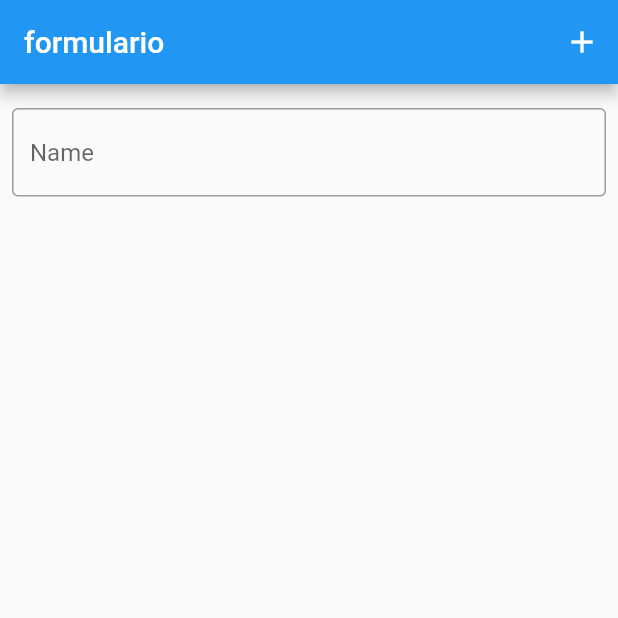
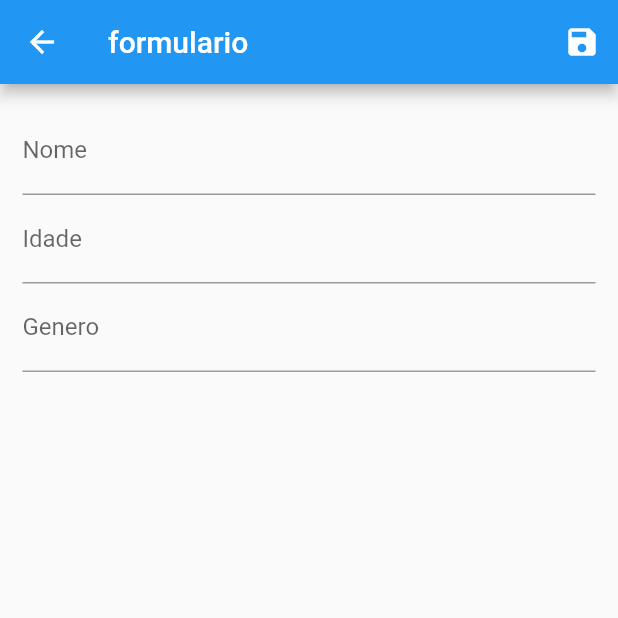
Before and after one commit to cogustavoo/crud_flutter_firebase, a Flutter app: the screen it shows after launch, after a tap on the "add" icon, on a phone screen of 412 x 824 dp, the top half of it. Run offline on Flutter 3.47's test engine with Material 2 defaults, Android fonts, the phone set to English and light mode, and no system bars; our stand-ins replace firebase_core; accounts and stored records are empty.

Commit message:
<FEAT> adicionado layout formulario

```diff
--- a/lib/views/user_form.dart
+++ b/lib/views/user_form.dart
@@ -1,36 +1,53 @@
-import '../main.dart';
 import 'package:flutter/material.dart';
+import 'home_screen.dart';
 
-class UserForm extends MyApp {
-  UserForm({super.key});
+class UserForm extends HomeScreen {
+  final _form = GlobalKey<FormState>();
+  final Map<String, String> _formData = {};
+
+  UserForm({Key? key}) : super(key: key);
+
   @override
   Widget build(BuildContext context) {
     return MaterialApp(
       home: Scaffold(
         appBar: AppBar(
+          leading: BackButton(
+            onPressed: () {},
+          ),
           title: const Text('formulario'),
           actions: <Widget>[
             IconButton(
-              icon: const Icon(Icons.add),
+              icon: const Icon(Icons.save),
               onPressed: () {
-                Navigator.pop(context);
+                Navigator.of(context).pop();
               },
             ),
           ],
         ),
-        body: Column(
-          crossAxisAlignment: CrossAxisAlignment.start,
-          children: const <Widget>[
-            Padding(
-              padding: EdgeInsets.symmetric(horizontal: 8, vertical: 16),
-              child: TextField(
-                decoration: InputDecoration(
-                  border: OutlineInputBorder(),
-                  hintText: 'Name',
+        body: Padding(
+          padding: EdgeInsets.all(15),
+          child: Form(
+            child: Column(
+              children: <Widget>[
+                TextFormField(
+                  decoration: const InputDecoration(
+                    labelText: 'Nome',
+                  ),
                 ),
-              ),
-            )
-          ],
+                TextFormField(
+                  decoration: const InputDecoration(
+                    labelText: 'Idade',
+                  ),
+                ),
+                TextFormField(
+                  decoration: const InputDecoration(
+                    labelText: 'Genero',
+                  ),
+                )
+              ],
+            ),
+          ),
         ),
       ),
     );
```
